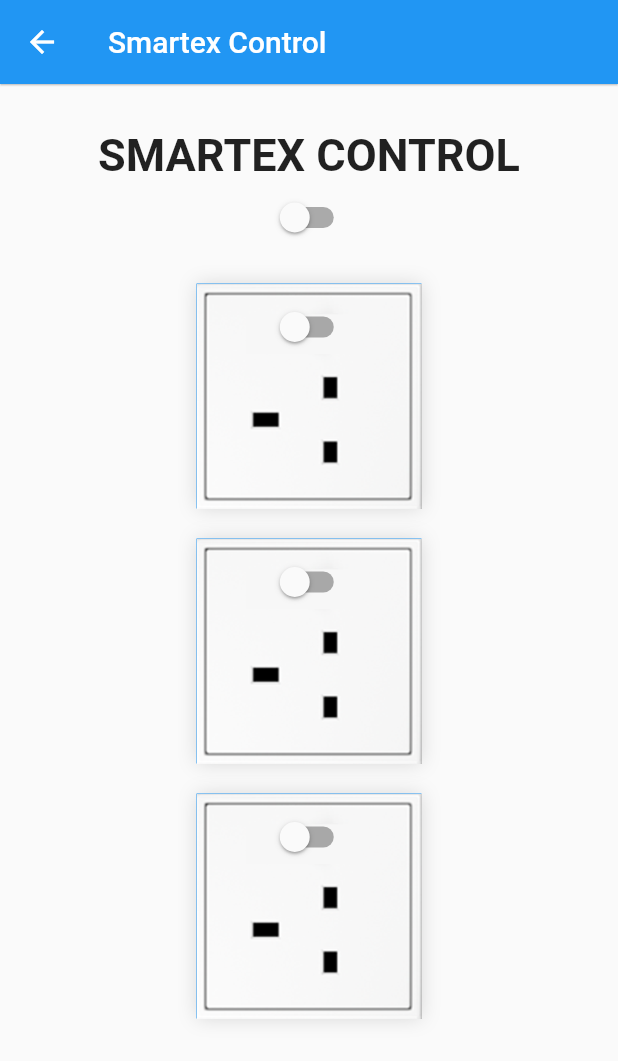
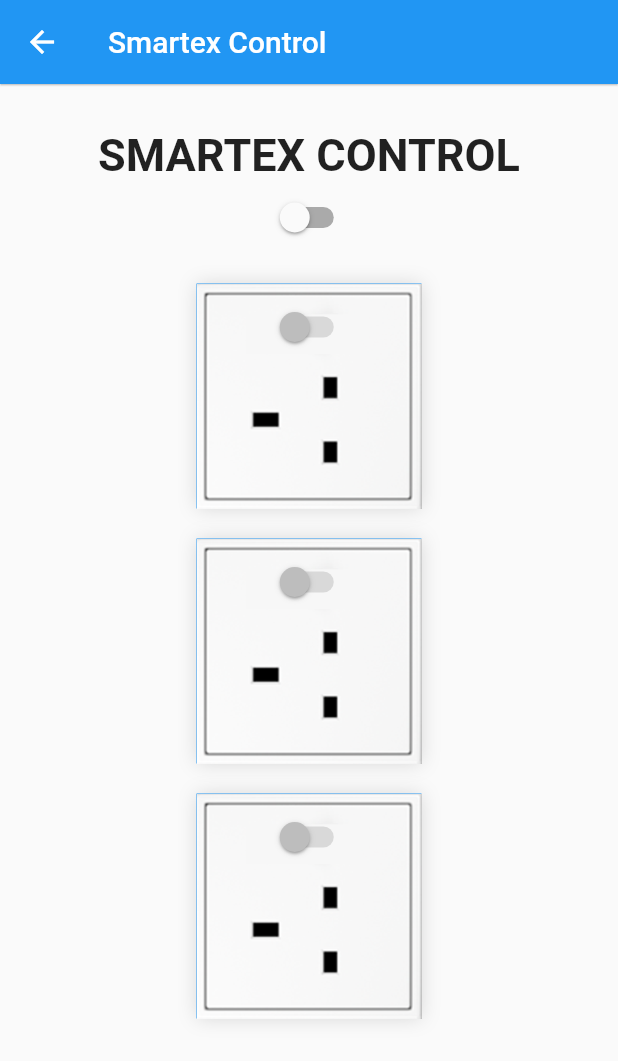
Before and after one commit to plutoholic/ProjectWork, a Flutter app: the screen it shows once a user with an empty profile is signed in, after a tap on "Device Control", on a phone screen of 412 x 824 dp. Shown: the top 1061 px of the screen. Run offline on Flutter 3.47's test engine with Material 2 defaults, Android fonts, the phone set to English and light mode, and no system bars; our stand-ins replace cloud_firestore, firebase_auth, firebase_core, firebase_database; accounts and stored records are empty; network calls fail.

Commit message:
control set & stats

```diff
--- a/lib/addDevice.dart
+++ b/lib/addDevice.dart
@@ -1,4 +1,6 @@
 import 'dart:ui';
+import 'package:cloud_firestore/cloud_firestore.dart';
+import 'package:firebase_database/firebase_database.dart';
 import 'package:flutter/cupertino.dart';
 import 'package:flutter/material.dart';
 import 'package:flutter/src/foundation/key.dart';
@@ -12,10 +14,14 @@
 }
 
 class _addDeviceState extends State<addDevice> {
-  bool isSwitched1 = false;
-  bool isSwitched2 = false;
-  bool isSwitched3 = false;
-  bool isSwitched4 = false;
+  final realtime = FirebaseDatabase.instance;
+  final firestoreInst = FirebaseFirestore.instance;
+  Switches main = Switches('main', false);
+  List<Switches> switches = [
+    Switches('switch1', false),
+    Switches('switch2', false),
+    Switches('switch3', false),
+  ];
 
   @override
   Widget build(BuildContext context) {
@@ -47,19 +53,26 @@
                     Column(
                       children: <Widget>[
                         Switch(
-                          value: isSwitched4,
+                          value: main.state,
                           onChanged: (value) {
                             setState(() {
-                              isSwitched1 = value;
-                              isSwitched2 = value;
-                              isSwitched3 = value;
-                              isSwitched4 = value;
+                              main.state = value;
+                              if (!main.state) {
+                                switches.forEach((e) {
+                                  e.state = false;
+
+                                  createUser(name: e.name, state: e.state);
+                                });
+                              }
+                              createUser(name: main.name, state: main.state);
                             });
                           },
                         ),
                       ],
                     ),
-                    Container(
+                    ...List.generate(
+                      switches.length,
+                      (index) => Container(
                         height: 150,
                         width: 150,
                         margin: const EdgeInsets.only(
@@ -82,10 +95,15 @@
                           child: Column(
                             children: <Widget>[
                               Switch(
-                              value: isSwitched1,
-                              onChanged: (value) {
+                                value: switches[index].state,
+                                onChanged: !main.state
+                                    ? null
+                                    : (value) {
                                         setState(() {
-                                  isSwitched1 = value;
+                                          switches[index].state = value;
+                                          createUser(
+                                              name: switches[index].name,
+                                              state: switches[index].state);
                                         });
                                       },
                               ),
@@ -93,74 +111,7 @@
                           ),
                         ),
                       ),
-                    Container(
-                      height: 150,
-                      width: 150,
-                      margin: const EdgeInsets.only(
-                        top: 20,
-                      ),
-                      decoration: const BoxDecoration(
-                        color: Colors.blue,
-                        boxShadow: [
-                          BoxShadow(
-                            color: Color.fromARGB(66, 111, 111, 111),
-                            blurRadius: 10,
-                          ),
-                        ],
-                        image: DecorationImage(
-                          image: AssetImage("assets/socket.png"),
-                        ),
-                      ),
-                      child: Padding(
-                        padding: const EdgeInsets.only(top: 5),
-                        child: Column(
-                          children: <Widget>[
-                            Switch(
-                              value: isSwitched2,
-                              onChanged: (value) {
-                                setState(() {
-                                  isSwitched2 = value;
-                                });
-                              },
-                            ),
-                          ],
-                        ),
-                      ),
-                    ),
-                    Container(
-                      height: 150,
-                      width: 150,
-                      margin: const EdgeInsets.only(
-                        top: 20,
-                      ),
-                      decoration: const BoxDecoration(
-                        color: Colors.blue,
-                        boxShadow: [
-                          BoxShadow(
-                            color: Color.fromARGB(66, 111, 111, 111),
-                            blurRadius: 10,
-                          ),
-                        ],
-                        image: DecorationImage(
-                          image: AssetImage("assets/socket.png"),
-                        ),
-                      ),
-                      child: Padding(
-                        padding: const EdgeInsets.only(top: 5),
-                        child: Column(
-                          children: <Widget>[
-                            Switch(
-                              value: isSwitched3,
-                              onChanged: (value) {
-                                setState(() {
-                                  isSwitched3 = value;
-                                });
-                              },
-                            ),
-                          ],
-                        ),
-                      ),
-                    ),
+                    )
                   ],
                 ),
               ),
@@ -170,4 +121,21 @@
       ),
     );
   }
+
+  Future createUser({required String name, required bool state}) async {
+    final docUser = FirebaseFirestore.instance.collection('Switch').doc(name);
+
+    final json = {
+      'name': name,
+      'state': state,
+    };
+    await docUser.set(json);
   }
+}
+
+class Switches {
+  String name;
+  bool state;
+
+  Switches(this.name, this.state);
+}
--- a/lib/splash.dart
+++ b/lib/splash.dart
@@ -143,22 +143,22 @@
                 ),
               ),
 
-              Padding(
-                padding: const EdgeInsets.only(top: 10.0),
-                child: Row(
-                  mainAxisAlignment: MainAxisAlignment.center,
-                  children: const [
-                    Text(
-                      "Forgotten password?",
-                      style: TextStyle(
-                        fontWeight: FontWeight.bold,
-                        color: Colors.blue,
-                        fontSize: 20,
-                      ),
-                    )
-                  ],
-                ),
-              ),
+              // Padding(
+              //   padding: const EdgeInsets.only(top: 10.0),
+              //   child: Row(
+              //     mainAxisAlignment: MainAxisAlignment.center,
+              //     children: const [
+              //       Text(
+              //         "Forgotten password?",
+              //         style: TextStyle(
+              //           fontWeight: FontWeight.bold,
+              //           color: Colors.blue,
+              //           fontSize: 20,
+              //         ),
+              //       )
+              //     ],
+              //   ),
+              // ),
             ],
           ),
         ),
--- a/pubspec.yaml
+++ b/pubspec.yaml
@@ -31,10 +31,13 @@
     sdk: flutter
   firebase_core: ^1.20.1
   firebase_auth: ^3.6.3
+  cloud_firestore: ^3.4.6
+  firebase_database: ^9.1.3
 
   # The following adds the Cupertino Icons font to your application.
   # Use with the CupertinoIcons class for iOS style icons.
   cupertino_icons: ^1.0.2
+  flutterfire_ui: ^0.4.3+7
 
 
 dev_dependencies:
```
Also changed, not shown: lib/checkstats.dart (+50 -11 lines), pubspec.lock, 5 other files. Lines whose indentation alone changed are shown as unchanged.
